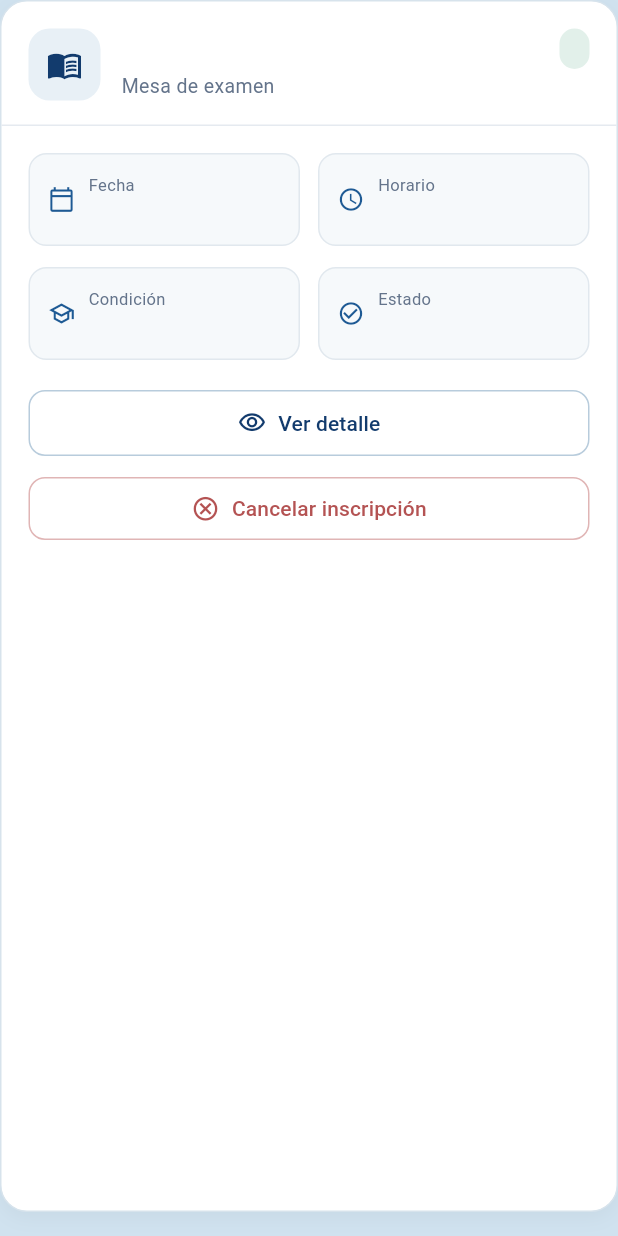
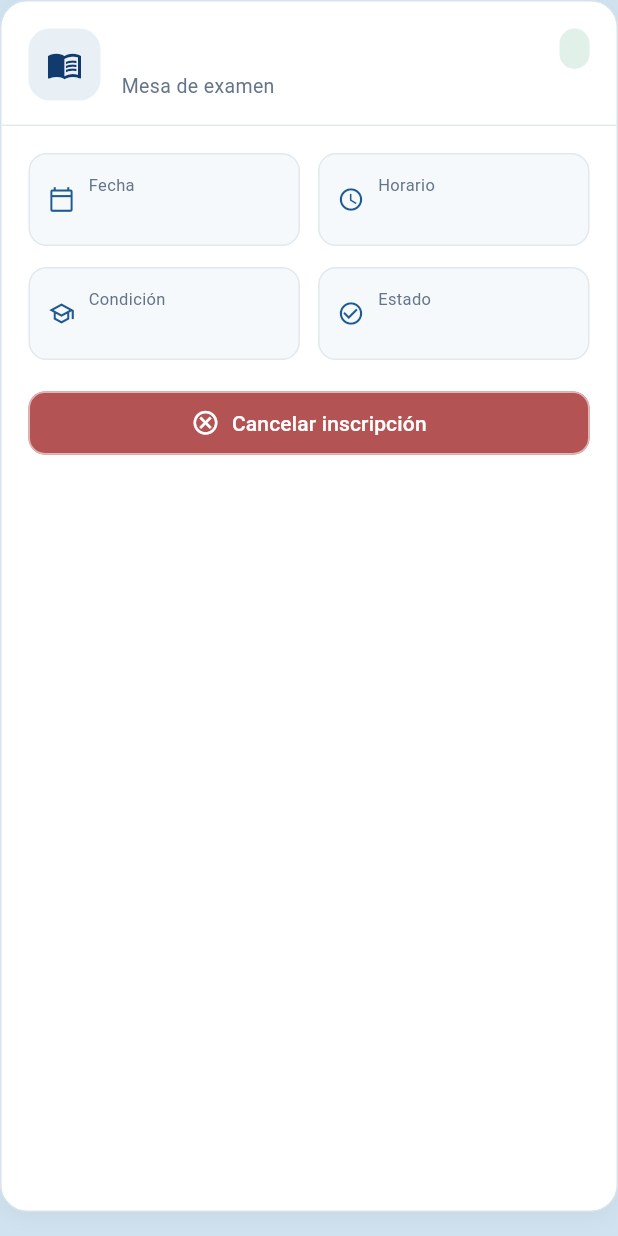
Before and after one commit to cebollin093/mesanet_mobile, a Flutter app: the InscriptionCard widget shown alone on an empty page, opened directly with empty values, on a phone screen of 412 x 824 dp. Run offline on Flutter 3.47's test engine with Material 3 defaults, Android fonts, the phone set to English and light mode, and no system bars; our stand-ins replace pdf, printing; Roboto replaces fonts that are missing (Poppins).

Commit message:
ui: ajustar opciones de inscripciones

```diff
--- a/lib/screens/alumno/alumno_widgets.dart
+++ b/lib/screens/alumno/alumno_widgets.dart
@@ -607,43 +607,6 @@ class InscriptionCard extends StatelessWidget {
                   width: double.infinity,
                   child: OutlinedButton.icon(
                     onPressed: () {
-                      ScaffoldMessenger.of(context)
-                          .showSnackBar(
-                        SnackBar(
-                          content: Text(
-                            'Detalle de la mesa de $materia',
-                          ),
-                        ),
-                      );
-                    },
-                    icon: const Icon(
-                      Icons.visibility_outlined,
-                      size: 19,
-                    ),
-                    label: const Text('Ver detalle'),
-                    style: OutlinedButton.styleFrom(
-                      foregroundColor:
-                          const Color(0xFF123B6D),
-                      side: const BorderSide(
-                        color: Color(0xFFB8CCDC),
-                      ),
-                      padding:
-                          const EdgeInsets.symmetric(
-                        vertical: 12,
-                      ),
-                      shape:
-                          RoundedRectangleBorder(
-                        borderRadius:
-                            BorderRadius.circular(11),
-                      ),
-                    ),
-                  ),
-                ),
-                const SizedBox(height: 9),
-                SizedBox(
-                  width: double.infinity,
-                  child: OutlinedButton.icon(
-                    onPressed: () {
                       showDialog(
                         context: context,
                         builder: (dialogContext) {
@@ -740,8 +703,8 @@ class InscriptionCard extends StatelessWidget {
                       'Cancelar inscripción',
                     ),
                     style: OutlinedButton.styleFrom(
-                      foregroundColor:
-                          const Color(0xFFB45353),
+                      foregroundColor: Colors.white,
+                      backgroundColor: const Color(0xFFB45353),
                       side: const BorderSide(
                         color: Color(0xFFE0B5B5),
                       ),
```
